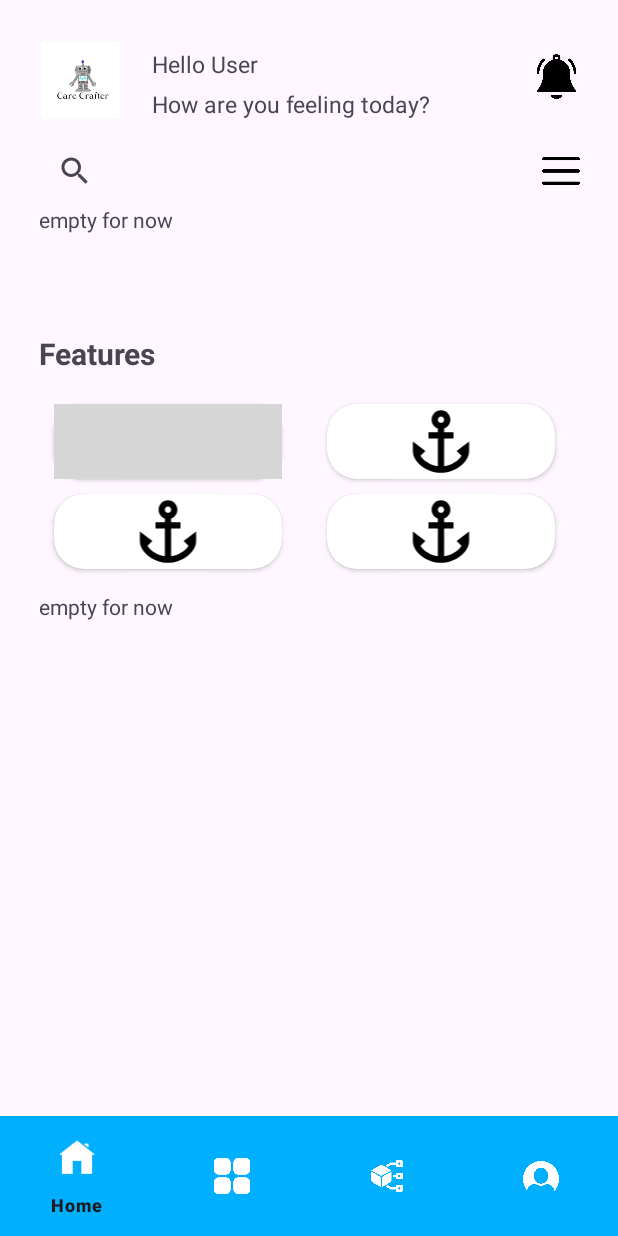
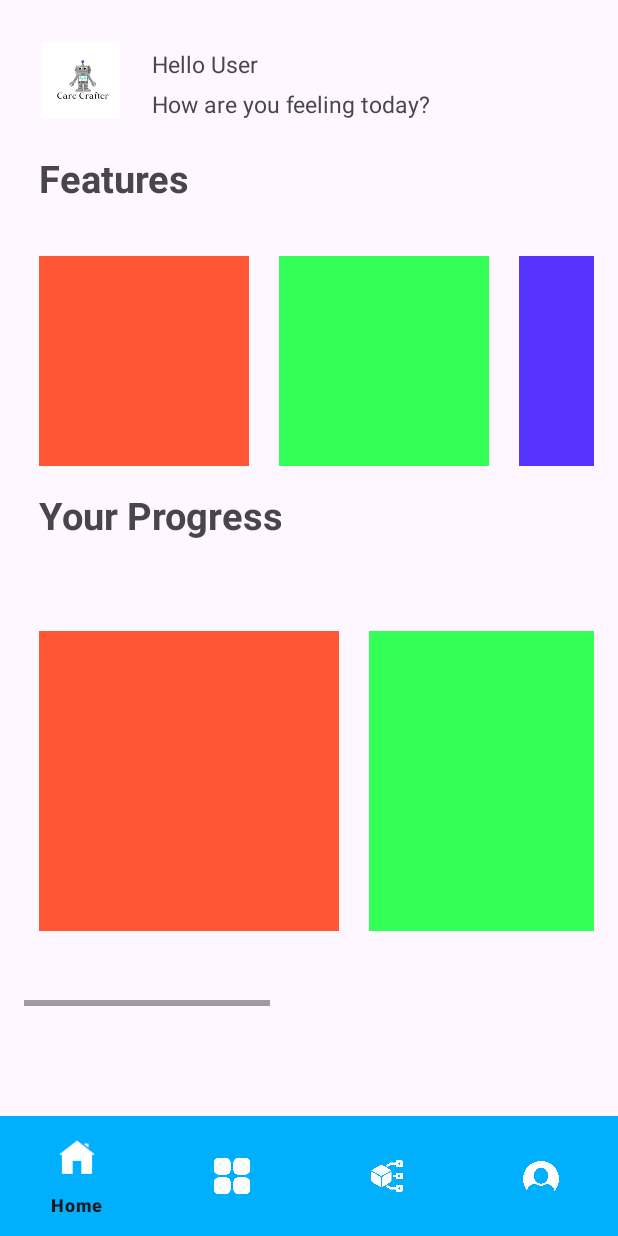
Before and after one commit to Yakage/Care-Crafter, an Android app: the HomeFragment screen opened directly, with no data from a screen before it, on a phone screen of 412 x 824 dp. Run offline under Robolectric (Android 15) with nearby library versions, the phone set to English and light mode, and no system bars; our stand-ins replace navigation-ui; grey boxes are pictures that could not be loaded.

Commit message:
homescreen simplified

```diff
--- a/app/src/main/res/layout/body_home.xml
+++ b/app/src/main/res/layout/body_home.xml
@@ -1,28 +1,31 @@
 <?xml version="1.0" encoding="utf-8"?>
-<androidx.constraintlayout.widget.ConstraintLayout xmlns:android="http://schemas.android.com/apk/res/android"
+<LinearLayout xmlns:android="http://schemas.android.com/apk/res/android"
     xmlns:app="http://schemas.android.com/apk/res-auto"
     xmlns:tools="http://schemas.android.com/tools"
     android:layout_width="match_parent"
     android:layout_height="match_parent"
+    android:orientation="vertical"
     tools:context=".body.HomeFragment">
-    <androidx.constraintlayout.widget.ConstraintLayout
+
+    <LinearLayout
         android:id="@+id/layout_header"
         android:layout_width="match_parent"
         android:layout_height="75dp"
         android:layout_marginTop="16dp"
         android:layout_marginStart="16dp"
         android:layout_marginEnd="16dp"
-        app:layout_constraintTop_toTopOf="parent"
-        app:layout_constraintStart_toStartOf="parent"
-        app:layout_constraintEnd_toEndOf="parent">
+        android:orientation="horizontal">
 
         <ImageView
             android:id="@+id/iv_profile_pic"
             android:layout_width="75dp"
             android:layout_height="match_parent"
-            android:src="@drawable/carecrafter"
-            app:layout_constraintTop_toTopOf="parent"
-            app:layout_constraintStart_toStartOf="parent"/>
+            android:src="@drawable/carecrafter"/>
+
+        <LinearLayout
+            android:layout_width="wrap_content"
+            android:layout_height="wrap_content"
+            android:orientation="vertical">
 
             <TextView
                 android:id="@+id/tv_hello"
@@ -30,207 +33,184 @@
                 android:layout_height="wrap_content"
                 android:layout_marginStart="10dp"
                 android:layout_marginTop="16dp"
-            app:layout_constraintTop_toTopOf="parent"
-            app:layout_constraintStart_toEndOf="@id/iv_profile_pic"
                 android:text="Hello User"
                 android:textSize="15sp"/>
+
             <TextView
                 android:layout_width="wrap_content"
                 android:layout_height="wrap_content"
                 android:layout_marginStart="10dp"
                 android:layout_marginTop="5dp"
-            app:layout_constraintTop_toBottomOf="@id/tv_hello"
-            app:layout_constraintStart_toEndOf="@id/iv_profile_pic"
                 android:text="How are you feeling today?"
                 android:textSize="15sp"/>
+        </LinearLayout>
 
-        <ImageView
-            android:id="@+id/iv_notification_bell"
-            android:layout_width="30dp"
-            android:layout_height="30dp"
-            android:layout_marginTop="20dp"
-            android:layout_marginEnd="10dp"
-            android:src="@drawable/notification"
-            app:layout_constraintEnd_toEndOf="parent"
-            app:layout_constraintTop_toTopOf="parent" />
+    </LinearLayout>
 
-    </androidx.constraintlayout.widget.ConstraintLayout>
-
-    <androidx.constraintlayout.widget.ConstraintLayout
+    <LinearLayout
         android:id="@+id/layout_body"
         android:layout_width="match_parent"
-        android:layout_height="565dp"
+        android:layout_height="match_parent"
         android:layout_marginStart="16dp"
         android:layout_marginEnd="16dp"
-        app:layout_constraintTop_toBottomOf="@id/layout_header"
-        app:layout_constraintStart_toStartOf="@id/layout_header"
-        app:layout_constraintEnd_toEndOf="@id/layout_header">
-
-        <SearchView
-            android:id="@+id/sv_search_bar"
-            android:layout_width="325dp"
-            android:layout_height="25dp"
-            app:layout_constraintStart_toStartOf="parent"
-            app:layout_constraintTop_toTopOf="parent"
-            android:layout_marginTop="10dp"
-            android:layout_marginStart="10dp"
-            />
-        <ImageView
-            android:layout_width="25dp"
-            android:layout_height="25dp"
-            app:layout_constraintStart_toEndOf="@id/sv_search_bar"
-            app:layout_constraintTop_toTopOf="parent"
-            android:layout_marginTop="10dp"
-            android:layout_marginStart="10dp"
-            android:src="@drawable/menu"/>
-
-        <TextView
-            android:id="@+id/vp_info_sliders"
-            android:layout_width="match_parent"
-            android:layout_height="75dp"
-            android:text="empty for now"
-            app:layout_constraintTop_toBottomOf="@id/sv_search_bar"
-            app:layout_constraintStart_toStartOf="@id/sv_search_bar"
-            android:layout_marginTop="10dp"
-            android:layout_marginStart="10dp"
-            android:layout_marginEnd="10dp"/>
+        android:orientation="vertical">
 
         <TextView
             android:id="@+id/tv_features"
             android:layout_width="wrap_content"
             android:layout_height="wrap_content"
-            app:layout_constraintTop_toBottomOf="@id/vp_info_sliders"
-            app:layout_constraintStart_toStartOf="parent"
             android:layout_marginStart="10dp"
             android:layout_marginTop="10dp"
+            android:layout_marginBottom="10dp"
             android:text="Features"
-            android:textSize="20sp"
+            android:textSize="25sp"
             android:textStyle="bold"/>
-        <androidx.constraintlayout.widget.ConstraintLayout
-            android:id="@+id/layout_features"
-            android:layout_width="match_parent"
-            android:layout_height="125dp"
-            app:layout_constraintTop_toBottomOf="@id/tv_features"
-            app:layout_constraintStart_toStartOf="parent"
-            android:layout_marginTop="10dp"
-            android:layout_marginStart="10dp"
-            android:layout_marginEnd="10dp">
-
-            <androidx.cardview.widget.CardView
-                android:id="@+id/feature_one"
-                android:layout_width="152dp"
-                android:layout_height="50dp"
-                android:layout_marginStart="10dp"
-                android:layout_marginTop="10dp"
-                app:cardCornerRadius="20dp"
-                app:layout_constraintStart_toStartOf="parent"
-                app:layout_constraintTop_toTopOf="parent">
 
         <LinearLayout
             android:layout_width="match_parent"
-                    android:layout_height="match_parent"
-                    android:gravity="center"
+            android:layout_height="170dp"
+            android:gravity="center">
+
+            <HorizontalScrollView
+                android:layout_width="match_parent"
+                android:layout_height="wrap_content"
+                android:layout_marginTop="10dp">
+
+                <LinearLayout
+                    android:id="@+id/layout_features"
+                    android:layout_width="wrap_content"
+                    android:layout_height="wrap_content"
+                    android:orientation="horizontal">
+
+<!--                    <androidx.cardview.widget.CardView-->
+<!--                        android:id="@+id/feature_one"-->
+<!--                        android:layout_width="140dp"-->
+<!--                        android:layout_height="110dp"-->
+<!--                        android:layout_marginEnd="10dp"-->
+<!--                        android:layout_marginRight="10dp"-->
+<!--                        app:cardCornerRadius="20dp" />-->
+
+<!--                    <androidx.cardview.widget.CardView-->
+<!--                        android:id="@+id/feature_two"-->
+<!--                        android:layout_width="140dp"-->
+<!--                        android:layout_height="110dp"-->
+<!--                        android:layout_marginEnd="10dp"-->
+<!--                        android:layout_marginRight="10dp"-->
+<!--                        app:cardCornerRadius="20dp" />-->
+
+<!--                    <androidx.cardview.widget.CardView-->
+<!--                        android:id="@+id/feature_three"-->
+<!--                        android:layout_width="140dp"-->
+<!--                        android:layout_height="110dp"-->
+<!--                        android:layout_marginEnd="10dp"-->
+<!--                        android:layout_marginRight="10dp"-->
+<!--                        app:cardCornerRadius="20dp" />-->
+
+<!--                    <androidx.cardview.widget.CardView-->
+<!--                        android:id="@+id/feature_four"-->
+<!--                        android:layout_width="140dp"-->
+<!--                        android:layout_height="110dp"-->
+<!--                        app:cardCornerRadius="20dp" />-->
+
+                    <LinearLayout
+                        android:layout_width="140dp"
+                        android:layout_height="140dp"
+                        android:layout_margin="10dp"
+                        android:background="#FF5733">
+
+                    </LinearLayout>
+
+                    <LinearLayout
+                        android:layout_width="140dp"
+                        android:layout_height="140dp"
+                        android:background="#33FF57"
+                        android:layout_margin="10dp">
+
+                    </LinearLayout>
+
+                    <LinearLayout
+                        android:layout_width="140dp"
+                        android:layout_height="140dp"
+                        android:background="#5733FF"
+                        android:layout_margin="10dp">
+
+                    </LinearLayout>
+
+                    <LinearLayout
+                        android:layout_width="140dp"
+                        android:layout_height="140dp"
+                        android:background="#FFE433"
+                        android:layout_margin="10dp">
+
+                    </LinearLayout>
+
+                </LinearLayout>
+            </HorizontalScrollView>
+        </LinearLayout>
+
+        <TextView
+            android:id="@+id/progress"
+            android:layout_width="wrap_content"
+            android:layout_height="wrap_content"
+            android:layout_marginStart="10dp"
+            android:layout_marginTop="10dp"
+            android:layout_marginBottom="10dp"
+            android:text="Your Progress"
+            android:textSize="25sp"
+            android:textStyle="bold"/>
+
+        <LinearLayout
+            android:id="@+id/progressLayout"
+            android:layout_width="match_parent"
+            android:layout_height="300dp"
             android:orientation="vertical">
 
-                    <ImageView
+            <HorizontalScrollView
                 android:layout_width="match_parent"
+                android:layout_height="match_parent">
+
+                <LinearLayout
+                    android:layout_width="wrap_content"
                     android:layout_height="match_parent"
-                        android:src="@drawable/python"/>
+                    android:orientation="horizontal"
+                    android:gravity="center">
 
+                    <LinearLayout
+                        android:layout_width="200dp"
+                        android:layout_height="200dp"
+                        android:layout_margin="10dp"
+                        android:background="#FF5733">
 
                     </LinearLayout>
-            </androidx.cardview.widget.CardView>
-
-            <androidx.cardview.widget.CardView
-                android:id="@+id/feature_two"
-                android:layout_width="152dp"
-                android:layout_height="50dp"
-                android:layout_marginStart="30dp"
-                android:layout_marginEnd="10dp"
-                android:layout_marginTop="10dp"
-                app:cardCornerRadius="20dp"
-                app:layout_constraintStart_toEndOf="@id/feature_one"
-                app:layout_constraintTop_toTopOf="parent">
 
                     <LinearLayout
-                    android:layout_width="match_parent"
-                    android:layout_height="match_parent"
-                    android:gravity="center"
-                    android:orientation="vertical">
-
-                    <ImageView
-                        android:layout_width="match_parent"
-                        android:layout_height="match_parent"
-                        android:src="@drawable/c"/>
+                        android:layout_width="200dp"
+                        android:layout_height="200dp"
+                        android:background="#33FF57"
+                        android:layout_margin="10dp">
 
                     </LinearLayout>
-            </androidx.cardview.widget.CardView>
-
-            <androidx.cardview.widget.CardView
-                android:id="@+id/feature_three"
-                android:layout_width="152dp"
-                android:layout_height="50dp"
-                android:layout_marginStart="10dp"
-                android:layout_marginTop="10dp"
-                app:cardCornerRadius="20dp"
-                app:layout_constraintStart_toStartOf="parent"
-                app:layout_constraintTop_toBottomOf="@id/feature_one">
 
                     <LinearLayout
-                    android:layout_width="match_parent"
-                    android:layout_height="match_parent"
-                    android:gravity="center"
-                    android:orientation="vertical">
-
-                    <ImageView
-                        android:layout_width="match_parent"
-                        android:layout_height="match_parent"
-                        android:src="@drawable/c"></ImageView>
-
-                    <TextView
-                        android:layout_width="wrap_content"
-                        android:layout_height="wrap_content"
-                        android:text="Features"
-                        android:textAlignment="center" />
+                        android:layout_width="200dp"
+                        android:layout_height="200dp"
+                        android:background="#5733FF"
+                        android:layout_margin="10dp">
 
                     </LinearLayout>
-            </androidx.cardview.widget.CardView>
-
-            <androidx.cardview.widget.CardView
-                android:id="@+id/feature_four"
-                android:layout_width="152dp"
-                android:layout_height="50dp"
-                android:layout_marginEnd="10dp"
-                android:layout_marginTop="10dp"
-                app:cardCornerRadius="20dp"
-                app:layout_constraintStart_toStartOf="@id/feature_two"
-                app:layout_constraintTop_toBottomOf="@id/feature_two">
 
                     <LinearLayout
-                    android:layout_width="match_parent"
-                    android:layout_height="match_parent"
-                    android:gravity="center"
-                    android:orientation="vertical">
-
-                    <ImageView
-                        android:layout_width="match_parent"
-                        android:layout_height="match_parent"
-                        android:src="@drawable/c"/>
+                        android:layout_width="200dp"
+                        android:layout_height="200dp"
+                        android:background="#FFE433"
+                        android:layout_margin="10dp">
 
                     </LinearLayout>
-            </androidx.cardview.widget.CardView>
 
-        </androidx.constraintlayout.widget.ConstraintLayout>
+                </LinearLayout>
+            </HorizontalScrollView>
 
-        <TextView
-            android:layout_width="match_parent"
-            android:layout_height="250dp"
-            android:text="empty for now"
-            app:layout_constraintTop_toBottomOf="@id/layout_features"
-            app:layout_constraintStart_toStartOf="parent"
-            android:layout_marginTop="10dp"
-            android:layout_marginStart="10dp"
-            android:layout_marginEnd="10dp"/>
+        </LinearLayout>
 
-    </androidx.constraintlayout.widget.ConstraintLayout>
-</androidx.constraintlayout.widget.ConstraintLayout>
+    </LinearLayout>
+</LinearLayout>
```
Also changed, not shown: app/src/main/res/drawable/back.png (added). Lines whose indentation alone changed are shown as unchanged.
